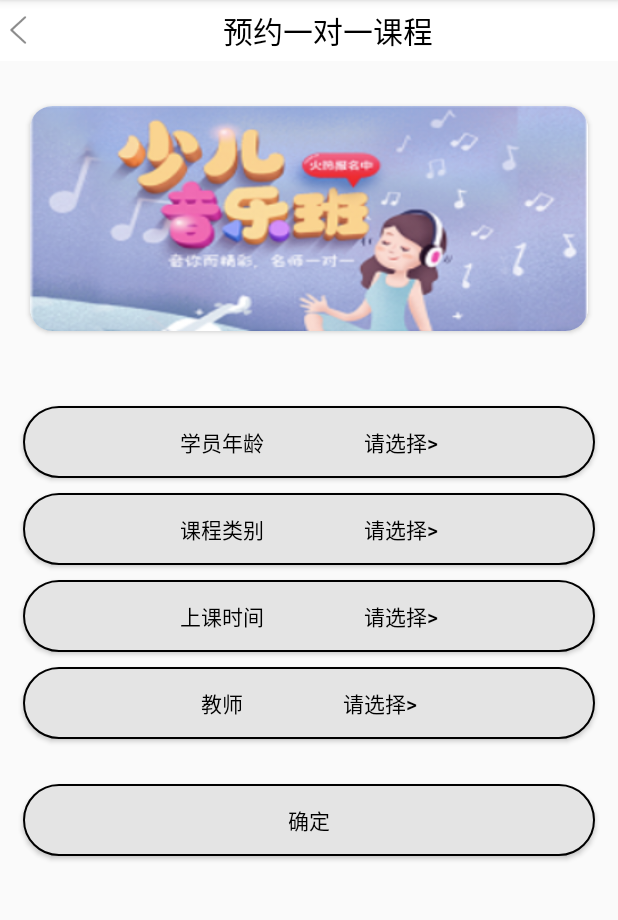
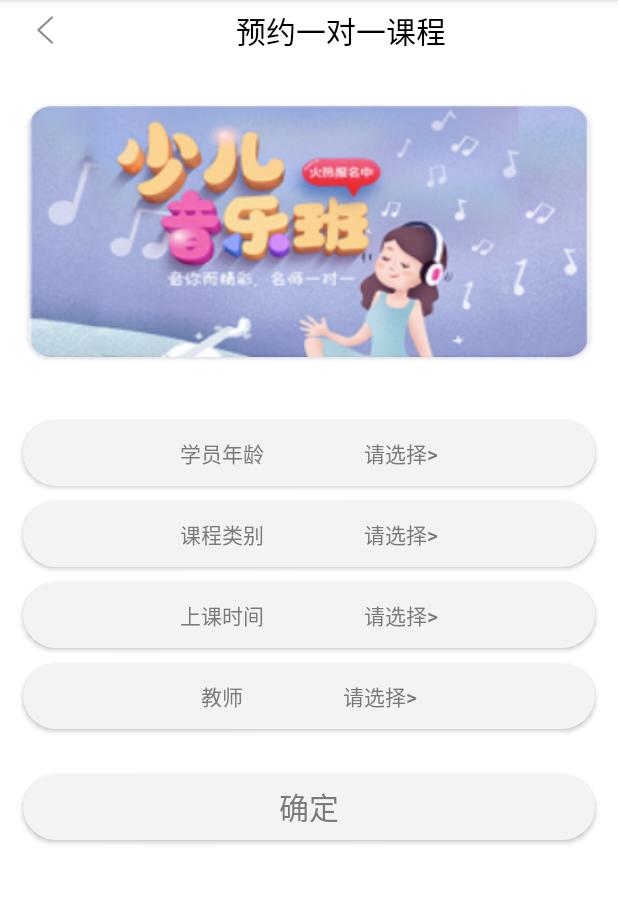
Before and after one commit to a1418038277/FiveGroupRush, an Android app: the CourseActivity screen opened directly, with no data from a screen before it, on a phone screen of 412 x 824 dp, the part 84-1004 px from its top. Run offline under Robolectric (Android 15) with nearby library versions, the phone set to English and light mode, and no system bars.

Commit message:
界面效果更新

```diff
--- a/app/src/main/res/drawable/btn_color.xml
+++ b/app/src/main/res/drawable/btn_color.xml
@@ -1,8 +1,8 @@
 <?xml version="1.0" encoding="utf-8"?>
 <selector xmlns:android="http://schemas.android.com/apk/res/android">
     <item android:state_focused="false" android:state_enabled="true" android:state_pressed="false"
-        android:color="@color/black" />
-    <item android:state_enabled="false" android:color="@color/orange" />
-    <item android:state_pressed="true" android:color="@color/orange" />
-    <item android:state_focused="true"  android:color="@color/black" />
+        android:color="@color/btn_hui" />
+    <item android:state_enabled="false" android:color="@color/orange1" />
+    <item android:state_pressed="true" android:color="@color/orange1" />
+    <item android:state_focused="true"  android:color="@color/btn_hui" />
 </selector>
--- a/app/src/main/res/drawable/btn_sure.xml
+++ b/app/src/main/res/drawable/btn_sure.xml
@@ -1,8 +1,8 @@
 <?xml version="1.0" encoding="utf-8"?>
 <selector xmlns:android="http://schemas.android.com/apk/res/android">
     <item android:state_focused="false" android:state_enabled="true" android:state_pressed="false"
-        android:color="@color/black" />
+        android:color="@color/btn_hui" />
     <item android:state_enabled="false" android:color="@color/white" />
     <item android:state_pressed="true" android:color="@color/white" />
-    <item android:state_focused="true"  android:color="@color/black" />
+    <item android:state_focused="true"  android:color="@color/btn_hui" />
 </selector>
--- a/app/src/main/res/drawable/kc2.xml
+++ b/app/src/main/res/drawable/kc2.xml
@@ -15,9 +15,7 @@ android:bottomRightRadius左下角半径值
      android:dashGap="1dp"：虚线的间隔
      android:dashWidth="10dp"：虚线的宽度，为0时为实线
  -->
-    <stroke
-        android:width="@dimen/dp_1"
-        />
-    <solid android:color="#E4E4E4"/>
+
+    <solid android:color="#F3F3F3"/>
 
 </shape>
--- a/app/src/main/res/drawable/kc3.xml
+++ b/app/src/main/res/drawable/kc3.xml
@@ -17,8 +17,8 @@ android:bottomRightRadius左下角半径值
  -->
     <stroke
         android:color="#FF5722"
-        android:width="@dimen/dp_4"
+        android:width="@dimen/dp_1_5"
         />
-    <solid android:color="#F6D6CC"/>
+    <solid android:color="#FFFAF0"/>
 
 </shape>
--- a/app/src/main/res/layout/activity_course.xml
+++ b/app/src/main/res/layout/activity_course.xml
@@ -5,6 +5,7 @@
     android:layout_width="match_parent"
     android:layout_height="match_parent"
     android:orientation="vertical"
+    android:background="#FFFFFF"
     tools:context=".coursebooking.CourseActivity">
 
     <LinearLayout
@@ -15,13 +16,14 @@
         <LinearLayout
             android:layout_width="match_parent"
             android:layout_height="wrap_content"
-            android:background="#FFFFFF"
+
             android:orientation="horizontal">
 
             <ImageView
                 android:layout_width="@dimen/dp_25"
                 android:layout_height="@dimen/dp_25"
                 android:layout_gravity="center"
+                android:layout_marginLeft="@dimen/dp_18"
                 android:background="@drawable/back" />
 
             <TextView
@@ -40,21 +42,21 @@
     <androidx.cardview.widget.CardView
         android:layout_width="match_parent"
         android:layout_height="wrap_content"
-        android:layout_marginLeft="@dimen/dp_20"
+        android:layout_marginLeft="@dimen/dp_19"
         android:layout_marginTop="@dimen/dp_30"
-        android:layout_marginRight="@dimen/dp_20"
-        android:layout_marginBottom="@dimen/dp_50"
+        android:layout_marginRight="@dimen/dp_19"
+        android:layout_marginBottom="@dimen/dp_42"
         app:cardCornerRadius="@dimen/dp_15">
         <ImageView
             android:layout_width="match_parent"
-            android:layout_height="@dimen/dp_150"
+            android:layout_height="@dimen/dp_167"
             android:background="@drawable/ydykc" />
     </androidx.cardview.widget.CardView>
 
 
     <Button
         android:layout_width="match_parent"
-        android:layout_height="wrap_content"
+        android:layout_height="@dimen/dp_44"
         android:layout_marginLeft="@dimen/dp_15"
         android:layout_marginRight="@dimen/dp_15"
         android:layout_marginBottom="@dimen/dp_10"
@@ -64,7 +66,7 @@
 
     <Button
         android:layout_width="match_parent"
-        android:layout_height="wrap_content"
+        android:layout_height="@dimen/dp_44"
         android:layout_marginLeft="@dimen/dp_15"
         android:layout_marginBottom="@dimen/dp_10"
         android:layout_marginRight="@dimen/dp_15"
@@ -74,7 +76,7 @@
 
     <Button
         android:layout_width="match_parent"
-        android:layout_height="wrap_content"
+        android:layout_height="@dimen/dp_44"
         android:layout_marginLeft="@dimen/dp_15"
         android:layout_marginBottom="@dimen/dp_10"
         android:layout_marginRight="@dimen/dp_15"
@@ -84,7 +86,7 @@
 
     <Button
         android:layout_width="match_parent"
-        android:layout_height="wrap_content"
+        android:layout_height="@dimen/dp_44"
         android:layout_marginLeft="@dimen/dp_15"
         android:layout_marginBottom="@dimen/dp_30"
         android:layout_marginRight="@dimen/dp_15"
@@ -95,10 +97,10 @@
     <Button
         android:layout_width="match_parent"
         android:layout_marginRight="@dimen/dp_15"
-        android:layout_height="wrap_content"
+        android:layout_height="@dimen/dp_44"
         android:layout_marginLeft="@dimen/dp_15"
-        android:layout_marginBottom="@dimen/dp_30"
         android:textColor="@drawable/btn_sure"
+        android:textSize="@dimen/dp_20"
         android:background="@drawable/kcselector"
         android:text="确定" />
 
--- a/app/src/main/res/layout/activity_order_form.xml
+++ b/app/src/main/res/layout/activity_order_form.xml
@@ -56,7 +56,7 @@
             android:textColor="#000000"
             android:layout_marginRight="@dimen/dp_10"
             android:gravity="right"
-            android:textSize="@dimen/dp_25"
+            android:textSize="@dimen/dp_20"
             />
     </LinearLayout>
     <TextView
--- a/app/src/main/res/values/colors.xml
+++ b/app/src/main/res/values/colors.xml
@@ -6,4 +6,7 @@
     <color name="black">#000000</color>
     <color name="white">#FFFFFF</color>
     <color name="orange">#EC653A</color>
+    <color name="orange1">#FA9A7B</color>
+    <color name="btn_hui">#7A7A7A</color>
+
 </resources>
--- /dev/null
+++ b/mylibrary/src/main/AndroidManifest.xml
@@ -0,0 +1,5 @@
+<manifest xmlns:android="http://schemas.android.com/apk/res/android"
+    package="com.example.mylibrary">
+
+    /
+</manifest>
```
Also changed, not shown: mylibrary/build.gradle (added, +32 -0 lines), 5 other files.
